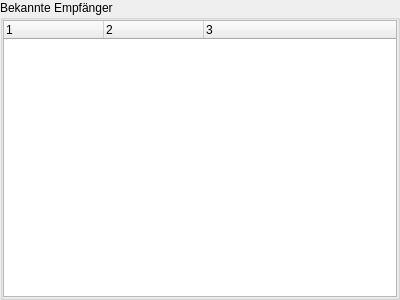
This is src/widgets/knownempfaengerwidget.ui in schmufu/abtransfers as Qt 5 draws it before an edit. The edited form follows.
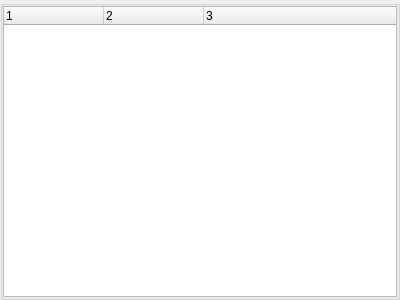
This is the edited form.

Commit message: Fixed double 'Bekannte Empfänger' label

```diff
--- a/src/widgets/knownempfaengerwidget.ui
+++ b/src/widgets/knownempfaengerwidget.ui
@@ -23,7 +23,7 @@
    <locale language="German" country="Germany"/>
   </property>
   <property name="title">
-   <string>Bekannte Empfänger</string>
+   <string/>
   </property>
   <layout class="QVBoxLayout" name="verticalLayout">
    <property name="spacing">
```
Left out of the diff: 3 changed lines with no effect on the pictures.
